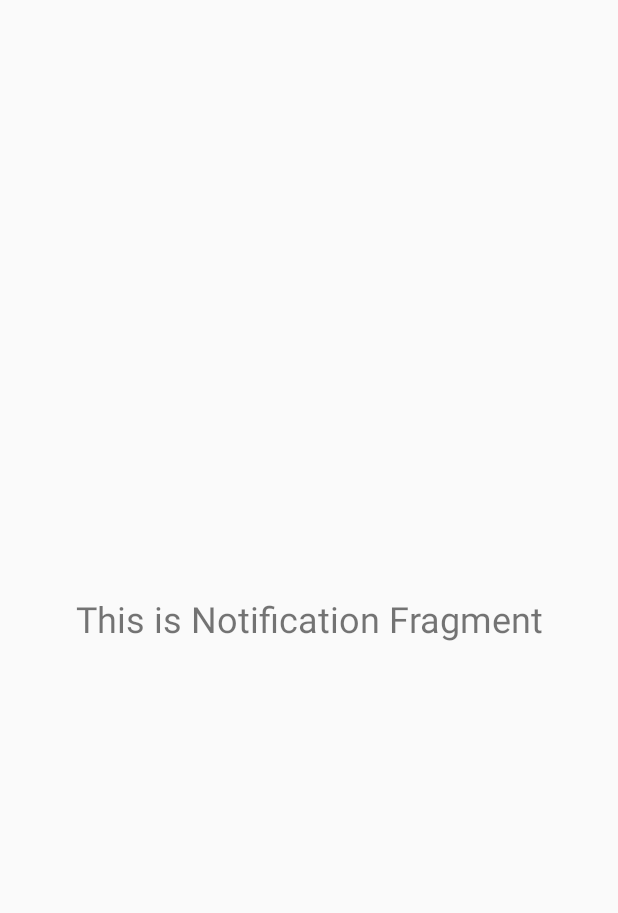
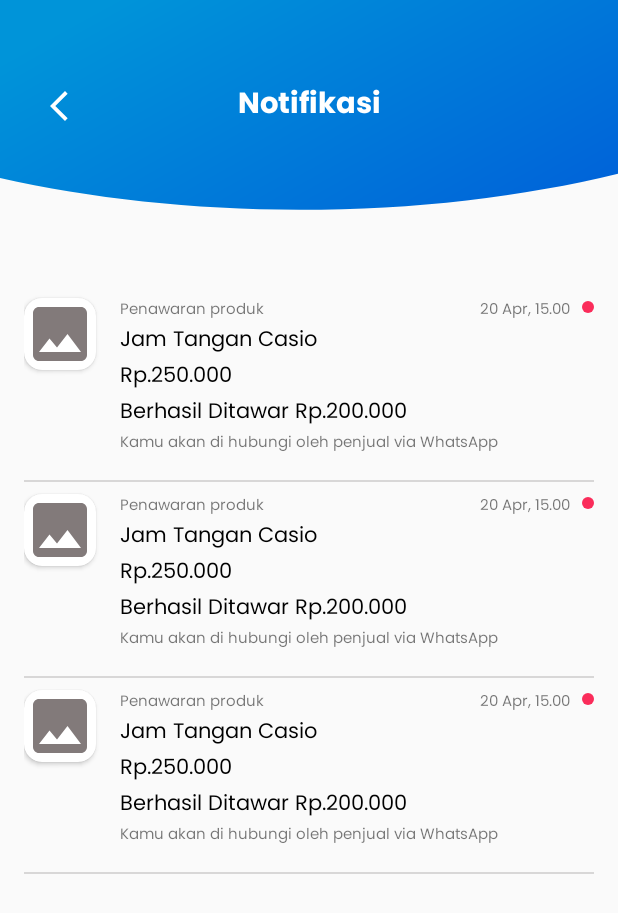
Before and after one commit to Kelompok5-AND4/SecondHand, an Android app: the layout fragment_notification.xml on its own in the app's theme, with its tools: preview values and no code run, on a phone screen of 412 x 824 dp. Shown: the top 913 px of the screen. Run offline under Robolectric (Android 15) with nearby library versions, the phone set to English and light mode, and no system bars.

Commit message:
implementasi ui notification

```diff
--- /dev/null
+++ b/app/src/main/res/drawable/ic_back.xml
@@ -0,0 +1,5 @@
+<vector android:height="24dp" android:tint="#FFFFFF"
+    android:viewportHeight="24" android:viewportWidth="24"
+    android:width="24dp" xmlns:android="http://schemas.android.com/apk/res/android">
+    <path android:fillColor="@android:color/white" android:pathData="M17.77,3.77l-1.77,-1.77l-10,10l10,10l1.77,-1.77l-8.23,-8.23z"/>
+</vector>
--- /dev/null
+++ b/app/src/main/res/drawable/ic_ellipse.xml
@@ -0,0 +1,9 @@
+<vector xmlns:android="http://schemas.android.com/apk/res/android"
+    android:width="8dp"
+    android:height="8dp"
+    android:viewportWidth="8"
+    android:viewportHeight="8">
+  <path
+      android:pathData="M4,4m-4,0a4,4 0,1 1,8 0a4,4 0,1 1,-8 0"
+      android:fillColor="#FA2C5A"/>
+</vector>
--- /dev/null
+++ b/app/src/main/res/drawable/ic_image.xml
@@ -0,0 +1,5 @@
+<vector android:height="24dp" android:tint="#827A7A"
+    android:viewportHeight="24" android:viewportWidth="24"
+    android:width="24dp" xmlns:android="http://schemas.android.com/apk/res/android">
+    <path android:fillColor="@android:color/white" android:pathData="M21,19V5c0,-1.1 -0.9,-2 -2,-2H5c-1.1,0 -2,0.9 -2,2v14c0,1.1 0.9,2 2,2h14c1.1,0 2,-0.9 2,-2zM8.5,13.5l2.5,3.01L14.5,12l4.5,6H5l3.5,-4.5z"/>
+</vector>
--- /dev/null
+++ b/app/src/main/res/drawable/ic_union.xml
@@ -0,0 +1,22 @@
+<vector xmlns:android="http://schemas.android.com/apk/res/android"
+    xmlns:aapt="http://schemas.android.com/aapt"
+    android:width="360dp"
+    android:height="123dp"
+    android:viewportWidth="360"
+    android:viewportHeight="123">
+  <path
+      android:pathData="M0,81V103.81C52.42,115.63 111.71,122.29 174.5,122.29C241.72,122.29 304.94,114.66 360,101.22V81V0H0V0.04V81Z"
+      android:fillType="evenOdd">
+    <aapt:attr name="android:fillColor">
+      <gradient
+          android:startX="78"
+          android:startY="-6.76"
+          android:endX="189.92"
+          android:endY="195.41"
+          android:type="linear">
+        <item android:offset="0" android:color="#FF0094D9"/>
+        <item android:offset="1" android:color="#FF0064D9"/>
+      </gradient>
+    </aapt:attr>
+  </path>
+</vector>
--- /dev/null
+++ b/app/src/main/res/font/font.xml
@@ -0,0 +1,4 @@
+<?xml version="1.0" encoding="utf-8"?>
+<font-family xmlns:android="http://schemas.android.com/apk/res/android">
+
+</font-family>
--- a/app/src/main/res/layout/fragment_notification.xml
+++ b/app/src/main/res/layout/fragment_notification.xml
@@ -6,15 +6,59 @@
     android:layout_height="match_parent"
     tools:context=".ui.NotificationFragment">
 
+    <ImageView
+        android:id="@+id/top_bar"
+        android:layout_width="match_parent"
+        android:layout_height="wrap_content"
+        android:src="@drawable/ic_union"
+        android:scaleType="fitXY"
+        android:adjustViewBounds="true"
+        app:layout_constraintTop_toTopOf="parent"/>
+
     <TextView
+        android:id="@+id/tv_notifikasi_tittle"
         android:layout_width="wrap_content"
         android:layout_height="wrap_content"
-        android:text="This is Notification Fragment"
-        android:textSize="24sp"
+        android:text="Notifikasi"
+        android:textSize="19sp"
+        android:fontFamily="@font/poppins_bold"
+        android:textStyle="bold"
+        android:textColor="@color/white"
+        app:layout_constraintStart_toStartOf="@id/top_bar"
+        app:layout_constraintEnd_toEndOf="@id/top_bar"
+        app:layout_constraintTop_toTopOf="@id/top_bar"
+        app:layout_constraintBottom_toBottomOf="@id/top_bar"/>
+
+    <ImageView
+        android:layout_width="wrap_content"
+        android:layout_height="wrap_content"
+        android:src="@drawable/ic_back"
+        android:layout_marginStart="27dp"
+        app:layout_constraintStart_toStartOf="@id/top_bar"
+        app:layout_constraintBottom_toBottomOf="@id/tv_notifikasi_tittle"
+        app:layout_constraintTop_toTopOf="@id/tv_notifikasi_tittle"
+        />
+
+    <ProgressBar
+        android:id="@+id/pb_loading"
+        android:visibility="gone"
+        android:layout_width="wrap_content"
+        android:layout_height="wrap_content"
+        app:layout_constraintTop_toTopOf="parent"
         app:layout_constraintStart_toStartOf="parent"
-        app:layout_constraintTop_toTopOf="parent"
-        app:layout_constraintEnd_toEndOf="parent"
-        app:layout_constraintBottom_toBottomOf="parent"/>
+        app:layout_constraintBottom_toBottomOf="parent"
+        app:layout_constraintEnd_toEndOf="parent"/>
+
+    <androidx.recyclerview.widget.RecyclerView
+        android:layout_width="match_parent"
+        android:layout_height="wrap_content"
+        android:layout_marginTop="50dp"
+        android:layout_marginStart="16dp"
+        android:layout_marginEnd="16dp"
+        app:layoutManager="androidx.recyclerview.widget.LinearLayoutManager"        tools:listitem="@layout/notification_item"
+        app:layout_constraintTop_toBottomOf="@id/top_bar"/>
+
+
 
 
 </androidx.constraintlayout.widget.ConstraintLayout>
--- /dev/null
+++ b/app/src/main/res/layout/notification_item.xml
@@ -0,0 +1,116 @@
+<?xml version="1.0" encoding="utf-8"?>
+<androidx.constraintlayout.widget.ConstraintLayout xmlns:android="http://schemas.android.com/apk/res/android"
+    xmlns:tools="http://schemas.android.com/tools"
+    android:layout_width="match_parent"
+    android:layout_height="wrap_content"
+    xmlns:app="http://schemas.android.com/apk/res-auto">
+
+    <androidx.cardview.widget.CardView
+        android:id="@+id/item_image"
+        android:layout_width="48dp"
+        android:layout_height="48dp"
+        app:cardCornerRadius="12dp"
+        android:layout_marginTop="8dp"
+        app:layout_constraintStart_toStartOf="parent"
+        app:layout_constraintTop_toTopOf="parent">
+        <ImageView
+            android:layout_width="match_parent"
+            android:layout_height="match_parent"
+            android:src="@drawable/ic_image"/>
+    </androidx.cardview.widget.CardView>
+
+    <TextView
+        android:id="@+id/tv_penawaran_product"
+        android:layout_width="wrap_content"
+        android:layout_height="wrap_content"
+        android:layout_marginStart="16dp"
+        android:layout_marginTop="8dp"
+        android:text="Penawaran produk"
+        android:textSize="10sp"
+        android:fontFamily="@font/poppins_regular"
+        app:layout_constraintStart_toEndOf="@id/item_image"
+        app:layout_constraintTop_toTopOf="parent"
+        tools:ignore="SmallSp" />
+
+    <TextView
+        android:id="@+id/tv_product_name"
+        android:layout_width="wrap_content"
+        android:layout_height="wrap_content"
+        android:layout_marginStart="16dp"
+        android:text="Jam Tangan Casio"
+        android:textSize="14sp"
+        android:textColor="@color/black"
+        android:fontFamily="@font/poppins_regular"
+        app:layout_constraintStart_toEndOf="@id/item_image"
+        app:layout_constraintTop_toBottomOf="@id/tv_penawaran_product"
+        tools:ignore="SmallSp" />
+    <TextView
+        android:id="@+id/tv_harga_di_coret"
+        android:layout_width="wrap_content"
+        android:layout_height="wrap_content"
+        android:layout_marginStart="16dp"
+        android:text="Rp.250.000"
+        android:textSize="14sp"
+        android:textColor="@color/black"
+        android:fontFamily="@font/poppins_regular"
+        app:layout_constraintStart_toEndOf="@id/item_image"
+        app:layout_constraintTop_toBottomOf="@id/tv_product_name"
+        tools:ignore="SmallSp" />
+    <TextView
+        android:id="@+id/tv_penawaran_berhasil"
+        android:layout_width="wrap_content"
+        android:layout_height="wrap_content"
+        android:layout_marginStart="16dp"
+        android:text="Berhasil Ditawar Rp.200.000"
+        android:textSize="14sp"
+        android:textColor="@color/black"
+        android:fontFamily="@font/poppins_regular"
+        app:layout_constraintStart_toEndOf="@id/item_image"
+        app:layout_constraintTop_toBottomOf="@id/tv_harga_di_coret"
+        tools:ignore="SmallSp" />
+    <TextView
+        android:id="@+id/tv_akan_dihubungi"
+        android:layout_width="wrap_content"
+        android:layout_height="wrap_content"
+        android:layout_marginStart="16dp"
+        android:text="Kamu akan di hubungi oleh penjual via WhatsApp"
+        android:textSize="10sp"
+        android:fontFamily="@font/poppins_regular"
+        app:layout_constraintStart_toEndOf="@id/item_image"
+        app:layout_constraintTop_toBottomOf="@id/tv_penawaran_berhasil"
+        tools:ignore="SmallSp" />
+    <TextView
+        android:id="@+id/tv_date_notif"
+        android:layout_width="wrap_content"
+        android:layout_height="wrap_content"
+        android:layout_marginStart="16dp"
+        android:layout_marginEnd="8dp"
+        android:layout_marginTop="8dp"
+        android:text="20 Apr, 15.00"
+        android:textSize="10sp"
+        android:fontFamily="@font/poppins_regular"
+        app:layout_constraintEnd_toStartOf="@id/notif_node"
+        app:layout_constraintTop_toTopOf="parent"
+        tools:ignore="SmallSp" />
+
+    <ImageView
+        android:id="@+id/notif_node"
+        android:layout_width="wrap_content"
+        android:layout_height="wrap_content"
+        android:src="@drawable/ic_ellipse"
+        android:layout_marginTop="10dp"
+        app:layout_constraintEnd_toEndOf="parent"
+        app:layout_constraintTop_toTopOf="parent" />
+
+    <View
+        android:layout_width="match_parent"
+        android:layout_height="1dp"
+        android:alpha="0.25"
+        android:background="#736E6E"
+        android:layout_marginTop="16dp"
+        app:layout_constraintStart_toStartOf="parent"
+        app:layout_constraintTop_toBottomOf="@id/tv_akan_dihubungi"
+        />
+
+
+</androidx.constraintlayout.widget.ConstraintLayout>
```
Also changed, not shown: app/src/main/res/font/poppins_bold.ttf (added), app/src/main/res/font/poppins_regular.ttf (added).
